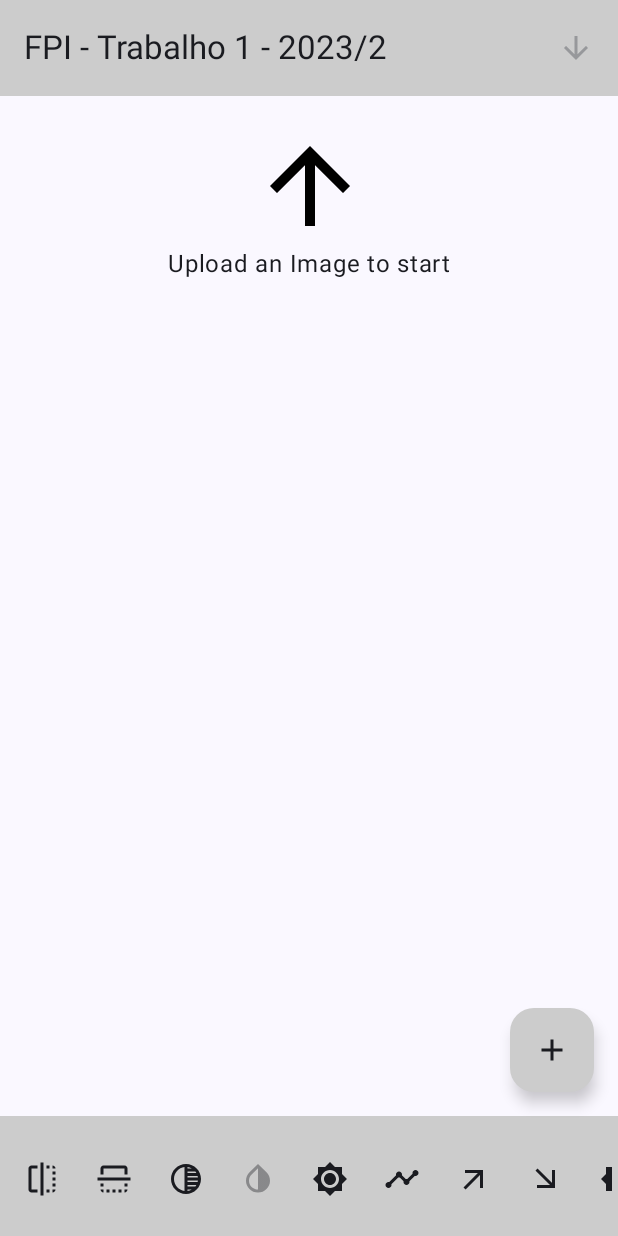
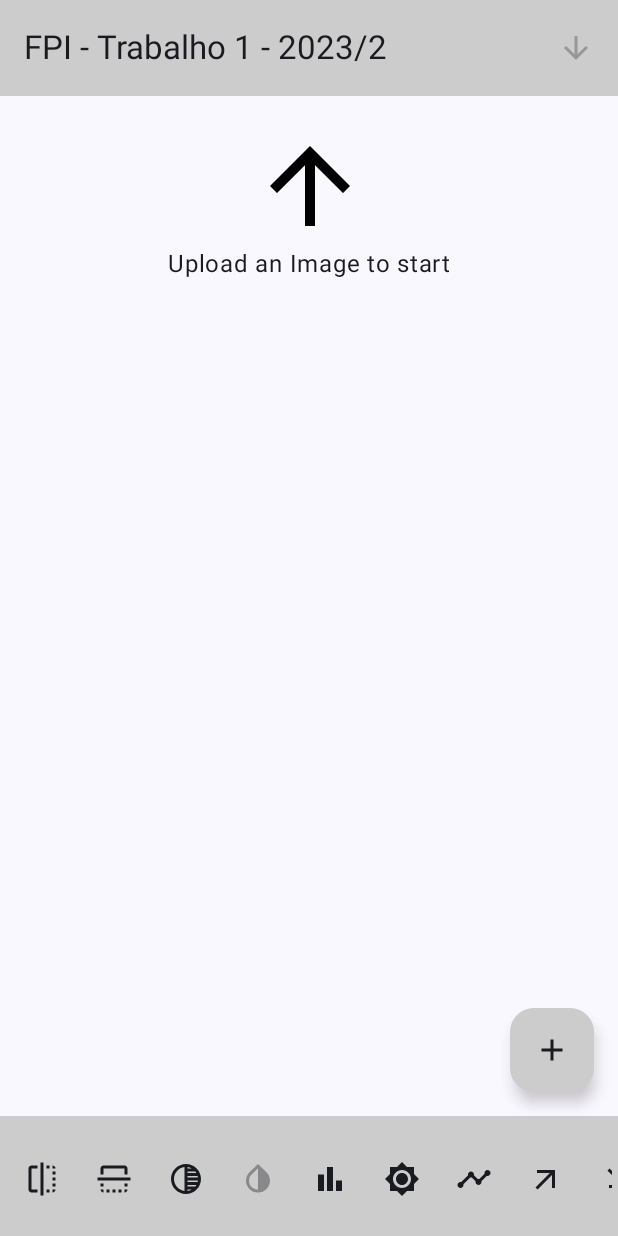
Before and after one commit to Pillonetto/FPI---Pixel-wise-operations, an Android app built with Jetpack Compose: the screen it shows after launch (MainActivity), on a phone screen of 412 x 824 dp. Run offline under Robolectric (Android 15) with nearby library versions, the phone set to English and light mode, and no system bars.

Commit message:
Adds new filters to ui

```diff
--- a/app/src/main/java/com/example/fpikotlin/HistogramManager.kt
+++ b/app/src/main/java/com/example/fpikotlin/HistogramManager.kt
@@ -4,6 +4,7 @@ import android.graphics.Bitmap
 import android.util.Log
 
 class HistogramManager {
+    var histogram: IntArray? = null
     /**
      *  Returns array of histogram values.
      *  @param image - Bitmap grayscale image.
--- /dev/null
+++ b/app/src/main/res/drawable/baseline_bar_chart_24.xml
@@ -0,0 +1,7 @@
+<vector android:height="24dp" android:tint="#000000"
+    android:viewportHeight="24" android:viewportWidth="24"
+    android:width="24dp" xmlns:android="http://schemas.android.com/apk/res/android">
+    <path android:fillColor="@android:color/white" android:pathData="M4,9h4v11h-4z"/>
+    <path android:fillColor="@android:color/white" android:pathData="M16,13h4v7h-4z"/>
+    <path android:fillColor="@android:color/white" android:pathData="M10,4h4v16h-4z"/>
+</vector>
```
Also changed, not shown: app/src/main/java/com/example/fpikotlin/MainActivity.kt (+133 -23 lines).
